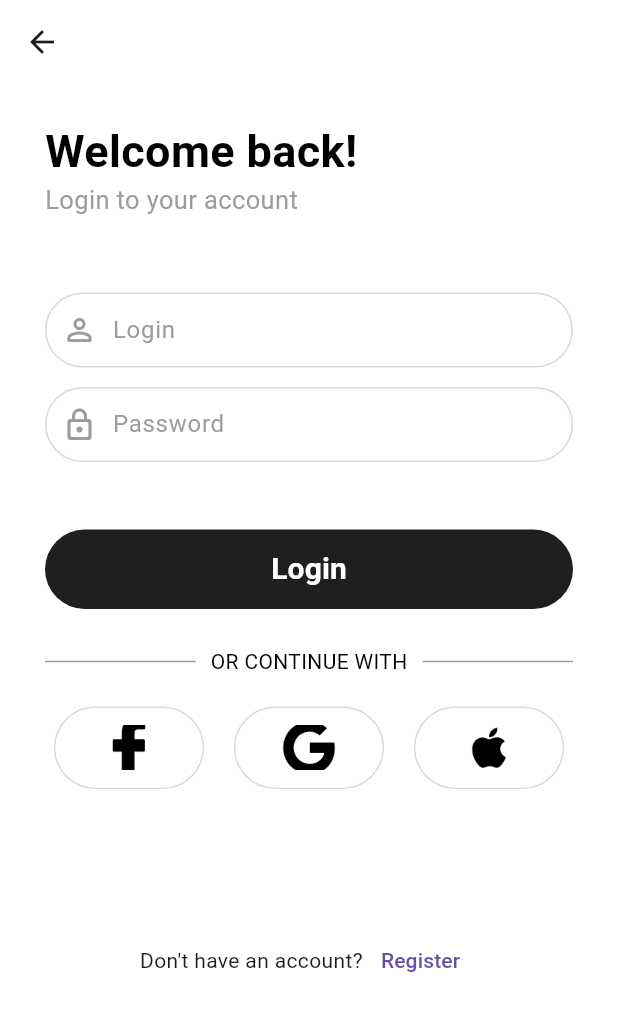
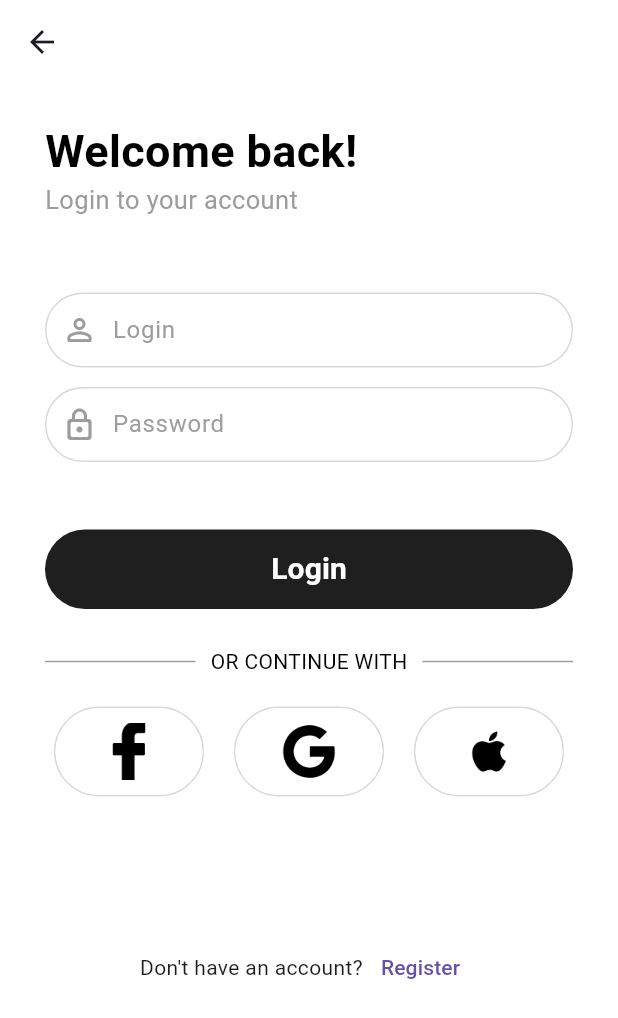
Before and after one commit to mevyst2003/MobileAppProject, a Flutter app: the Loign screen opened directly, on a phone screen of 412 x 824 dp. Shown: the top 1018 px of the screen. Run offline on Flutter 3.47's test engine with Material 3 defaults, Android fonts, the phone set to English and light mode, and no system bars.

Commit message:
Update loign.dart

```diff
--- a/mobileappproject/lib/loign.dart
+++ b/mobileappproject/lib/loign.dart
@@ -224,7 +224,7 @@ class Loign extends StatelessWidget {
   // Helper method to build social login buttons
   Widget _buildSocialButton(String imagePath) {
     return Container(
-      height: 55,
+      height: 60,
       width: 100,
       decoration: BoxDecoration(
         border: Border.all(color: Colors.grey.withOpacity(0.4)),
@@ -238,7 +238,7 @@ class Loign extends StatelessWidget {
         ),
         child: SizedBox(
           width: 40,
-          height: 30,
+          height: 50,
           child: Image.asset(
             imagePath,
             fit: BoxFit.cover,
```
